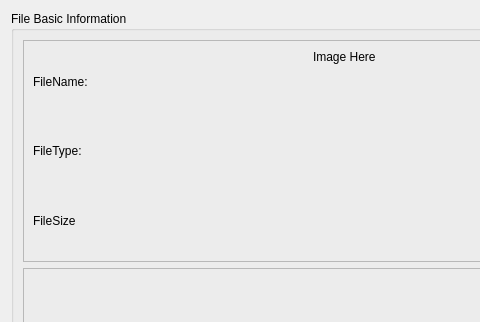
Old version of the form src/designer/views/filedescriptionview/FileDescriptionView.ui in the repository igemsoftware/USTC-Software_2011; both pictures show x 0 to 480 and y 0 to 322 of the 909 by 532 pixel window.
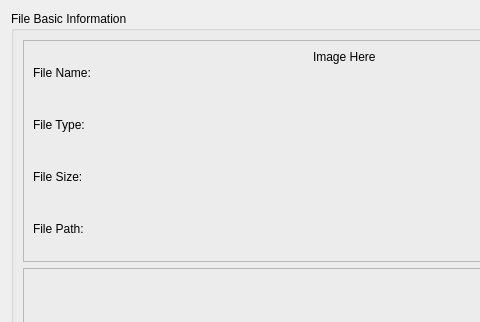
New version of the form.

What changed in the file:
```diff
--- a/src/designer/views/filedescriptionview/FileDescriptionView.ui
+++ b/src/designer/views/filedescriptionview/FileDescriptionView.ui
@@ -50,7 +50,7 @@
            <item row="0" column="0">
             <widget class="QLabel" name="label_2">
              <property name="text">
-              <string>FileName:</string>
+              <string>File Name:</string>
              </property>
             </widget>
            </item>
@@ -64,7 +64,7 @@
            <item row="1" column="0">
             <widget class="QLabel" name="label_6">
              <property name="text">
-              <string>FileType:</string>
+              <string>File Type:</string>
              </property>
             </widget>
            </item>
@@ -85,7 +85,21 @@
            <item row="2" column="0">
             <widget class="QLabel" name="label_8">
              <property name="text">
-              <string>FileSize</string>
+              <string>File Size:</string>
+             </property>
+            </widget>
+           </item>
+           <item row="3" column="0">
+            <widget class="QLabel" name="label">
+             <property name="text">
+              <string>File Path:</string>
+             </property>
+            </widget>
+           </item>
+           <item row="3" column="1">
+            <widget class="QLabel" name="labelFilePath">
+             <property name="text">
+              <string>&lt;Unknow&gt;</string>
              </property>
             </widget>
            </item>
```
